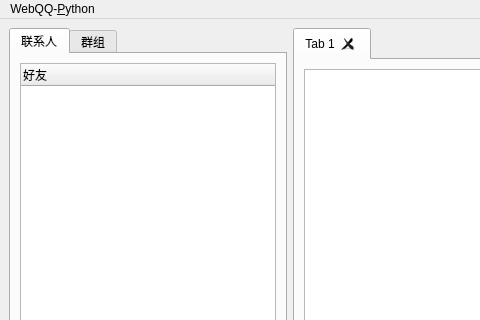
This is main.ui in xz-dev/cqchat as Qt 5 draws it before an edit; both pictures show x 0 to 480 and y 0 to 320 of the 1208 by 819 pixel window. The edited form follows.
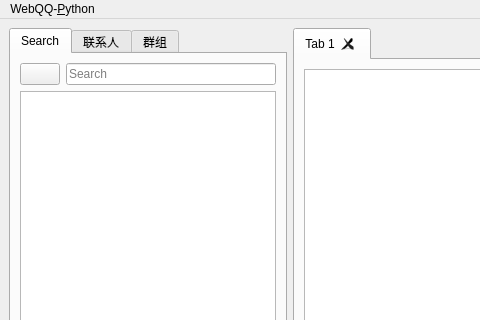
This is the edited form. The open tabs and pages were chosen to show the change. Icons and pictures are not drawn.

Patch:
```diff
--- a/main.ui
+++ b/main.ui
@@ -44,11 +44,59 @@
         <property name="tabBarAutoHide">
          <bool>false</bool>
         </property>
+        <widget class="QWidget" name="searchTab">
+         <attribute name="icon">
+          <iconset>
+           <normaloff>icon/search.png</normaloff>icon/search.png</iconset>
+         </attribute>
+         <attribute name="title">
+          <string>Search</string>
+         </attribute>
+         <layout class="QVBoxLayout" name="verticalLayout_3">
+          <item>
+           <layout class="QHBoxLayout" name="horizontalLayout_4" stretch="1,7">
+            <item>
+             <widget class="QPushButton" name="searchContactButton">
+              <property name="sizePolicy">
+               <sizepolicy hsizetype="Expanding" vsizetype="Fixed">
+                <horstretch>0</horstretch>
+                <verstretch>0</verstretch>
+               </sizepolicy>
+              </property>
+              <property name="text">
+               <string/>
+              </property>
+              <property name="icon">
+               <iconset>
+                <normaloff>icon/search categories.png</normaloff>icon/search categories.png</iconset>
+              </property>
+             </widget>
+            </item>
+            <item>
+             <widget class="QLineEdit" name="searchContactBar">
+              <property name="placeholderText">
+               <string>Search</string>
+              </property>
+              <property name="clearButtonEnabled">
+               <bool>true</bool>
+              </property>
+             </widget>
+            </item>
+           </layout>
+          </item>
+          <item>
+           <widget class="QListWidget" name="searchContactList"/>
+          </item>
+         </layout>
+        </widget>
         <widget class="QWidget" name="friendTab">
          <attribute name="title">
           <string>联系人</string>
          </attribute>
-         <layout class="QVBoxLayout" name="verticalLayout_3">
+         <layout class="QVBoxLayout" name="verticalLayout_2">
+          <property name="spacing">
+           <number>3</number>
+          </property>
           <item>
            <widget class="QTreeWidget" name="friendTree">
             <property name="minimumSize">
```
Left out of the diff: 10 changed lines with no effect on the pictures.
